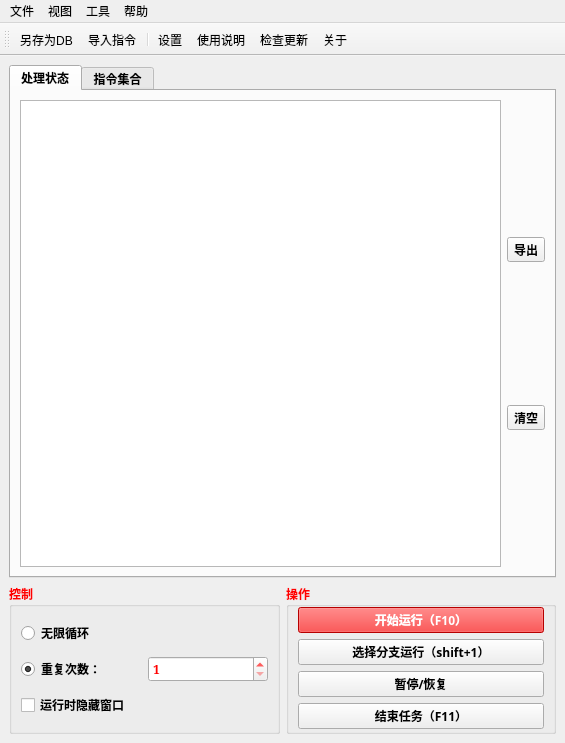
Before: the Qt Designer form 窗体/mainwindow.ui in FsterThanLight/automatic_clicker_2, drawn with Qt 5.
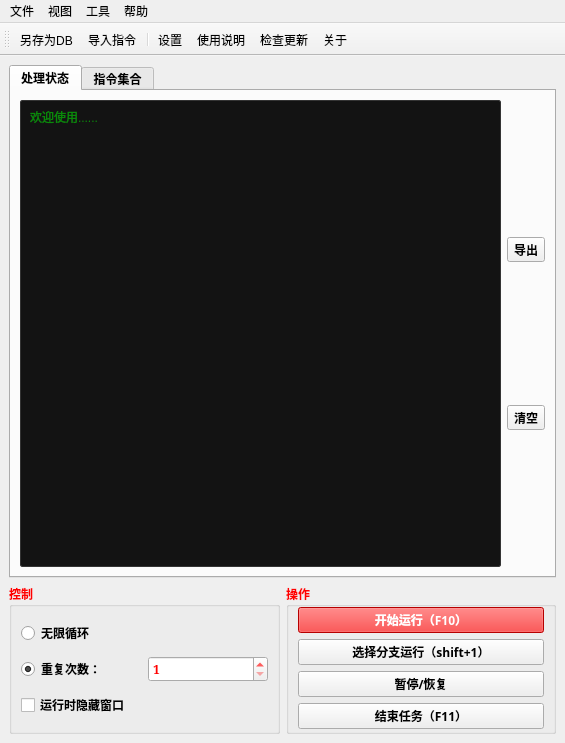
After: the same form once the commit is applied. The open tabs and pages were chosen to show the change. Icons and pictures are not drawn.

Commit message: 2024年6月8日16:35:10 主界面时间和内容不同颜色显示

Diff of the .ui file:
```diff
--- a/窗体/mainwindow.ui
+++ b/窗体/mainwindow.ui
@@ -118,7 +118,21 @@
        </attribute>
        <layout class="QHBoxLayout" name="horizontalLayout">
         <item>
-         <widget class="QPlainTextEdit" name="plainTextEdit"/>
+         <widget class="QTextEdit" name="textEdit">
+          <property name="styleSheet">
+           <string notr="true">QTextEdit {
+    background-color: #131313;
+    color: #00ff00; /* 绿色 */
+    border: 1px solid #343434;
+    border-radius: 2px;
+    padding: 3px;
+    padding-left: 5px;
+}</string>
+          </property>
+          <property name="placeholderText">
+           <string>欢迎使用......</string>
+          </property>
+         </widget>
         </item>
         <item>
          <layout class="QVBoxLayout" name="verticalLayout">
```
Left out of the diff: 18 changed lines with no effect on the pictures. The commit also changes 7 other files.
